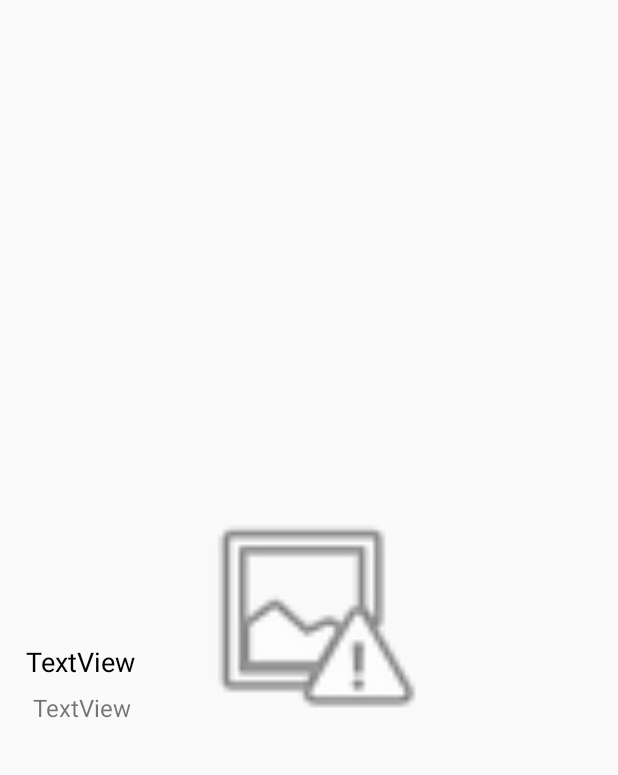
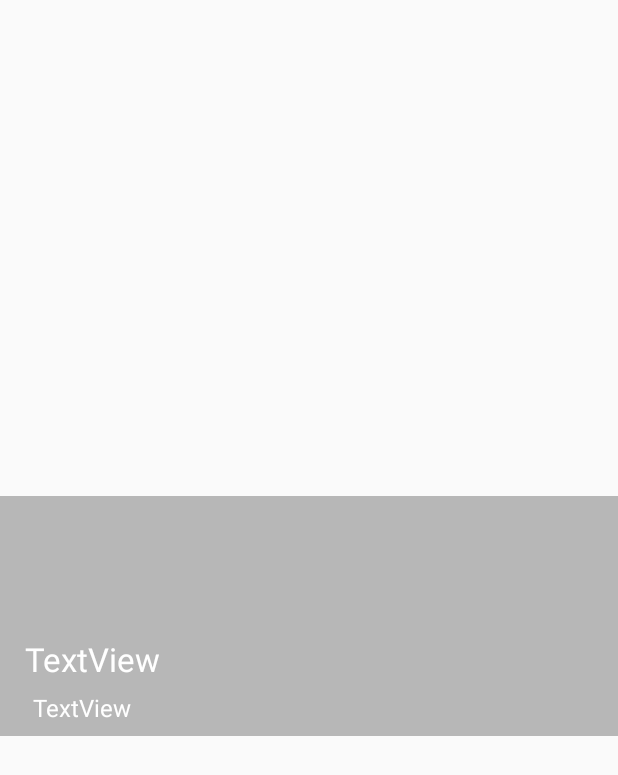
Before and after one commit to VoiderX/projeto-final-moveis, an Android app: the layout layout_product_list_item.xml on its own in the app's theme, with its tools: preview values and no code run, on a phone screen of 412 x 824 dp. Shown: the top 775 px of the screen. Run offline under Robolectric (Android 15) with nearby library versions, the phone set to English and light mode, and no system bars.

Commit message:
improved views

```diff
--- a/ProjetoMoveis/app/src/main/java/com/example/gabriel/projetomoveis/ListAdapters/ProductListAdapter.java
+++ b/ProjetoMoveis/app/src/main/java/com/example/gabriel/projetomoveis/ListAdapters/ProductListAdapter.java
@@ -61,13 +61,15 @@ public class ProductListAdapter extends BaseAdapter {
         LayoutItems li = new LayoutItems();
         li.productName = convertView.findViewById(R.id.occurrenceTitleListItem);
         li.expirationDate = convertView.findViewById(R.id.occurrenceDateListItem);
-        li.productImage=convertView.findViewById(R.id.producItemImageView);
+        li.productImage = convertView.findViewById(R.id.producItemImageView);
 
         li.productName.setText(products.get(position).getName());
         li.expirationDate.setText(expiresMessage + " " + products.get(position).getExpirationDate());
-        li.productImage.setImageBitmap(ImageUtils.getBitmapFromURI(parent.getContext(),Uri.parse(products.get(position).getProductImage())));
+        if (products.get(position).getProductImage() != null) {
+            li.productImage.setImageBitmap(ImageUtils.getBitmapFromURI(parent.getContext(), Uri.parse(products.get(position).getProductImage())));
+        }
 
-        changeBackGroundColor(position,convertView);
+        changeBackGroundColor(position, convertView);
         return convertView;
     }
 
--- a/ProjetoMoveis/app/src/main/res/layout/layout_product_list_item.xml
+++ b/ProjetoMoveis/app/src/main/res/layout/layout_product_list_item.xml
@@ -12,13 +12,17 @@
         android:layout_height="160dp"
         android:layout_marginBottom="8dp"
         android:layout_marginTop="8dp"
+        android:adjustViewBounds="true"
+        android:backgroundTintMode="src_atop"
+        android:cropToPadding="true"
+        android:foreground="@color/image_shade"
+        android:foregroundTintMode="src_atop"
         app:layout_constraintBottom_toBottomOf="parent"
         app:layout_constraintEnd_toEndOf="parent"
         app:layout_constraintHorizontal_bias="0.0"
         app:layout_constraintStart_toStartOf="parent"
         app:layout_constraintTop_toTopOf="parent"
-        app:layout_constraintVertical_bias="0.498"
-        app:srcCompat="@android:drawable/ic_menu_report_image" />
+        app:layout_constraintVertical_bias="0.498" />
 
     <TextView
         android:id="@+id/occurrenceDateListItem"
@@ -28,7 +32,8 @@
         android:layout_marginEnd="8dp"
         android:layout_marginStart="20dp"
         android:text="TextView"
-        android:textSize="16sp"
+        android:textAppearance="@android:style/TextAppearance.Holo"
+        android:textColor="@android:color/white"
         app:layout_constraintBottom_toBottomOf="@+id/producItemImageView"
         app:layout_constraintEnd_toEndOf="parent"
         app:layout_constraintHorizontal_bias="0.007"
@@ -43,8 +48,9 @@
         android:layout_marginStart="8dp"
         android:layout_marginTop="8dp"
         android:text="TextView"
-        android:textColor="@android:color/black"
-        android:textSize="18sp"
+        android:textAllCaps="false"
+        android:textAppearance="@android:style/TextAppearance.Holo.Large"
+        android:textColor="@android:color/white"
         app:layout_constraintBottom_toTopOf="@+id/occurrenceDateListItem"
         app:layout_constraintEnd_toEndOf="parent"
         app:layout_constraintHorizontal_bias="0.029"
--- a/ProjetoMoveis/app/src/main/res/values/colors.xml
+++ b/ProjetoMoveis/app/src/main/res/values/colors.xml
@@ -3,4 +3,5 @@
     <color name="colorPrimary">#3F51B5</color>
     <color name="colorPrimaryDark">#303F9F</color>
     <color name="colorAccent">#FF4081</color>
+    <color name="image_shade">#45000000</color>
 </resources>
```
